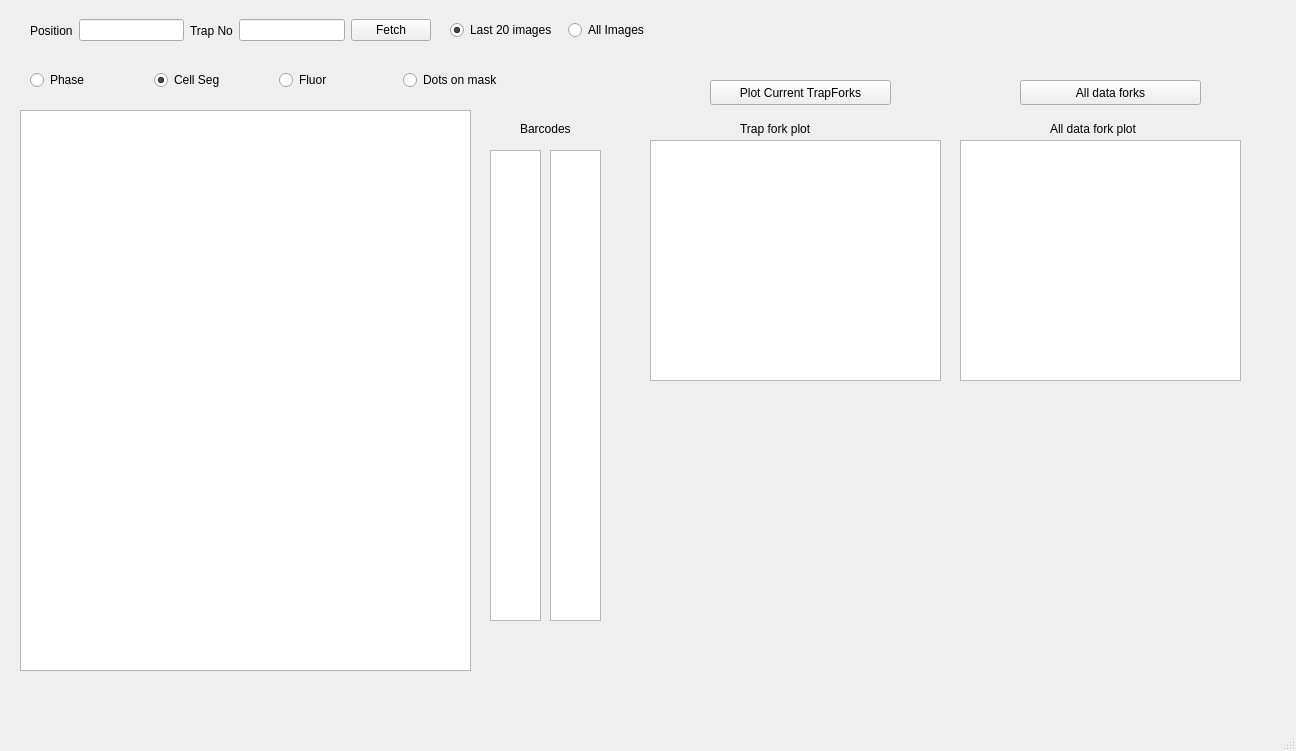
First picture: the form in rtclient/ui/qt_ui_files/tweezer.ui, repository karempudi/rtclient, before the edit.
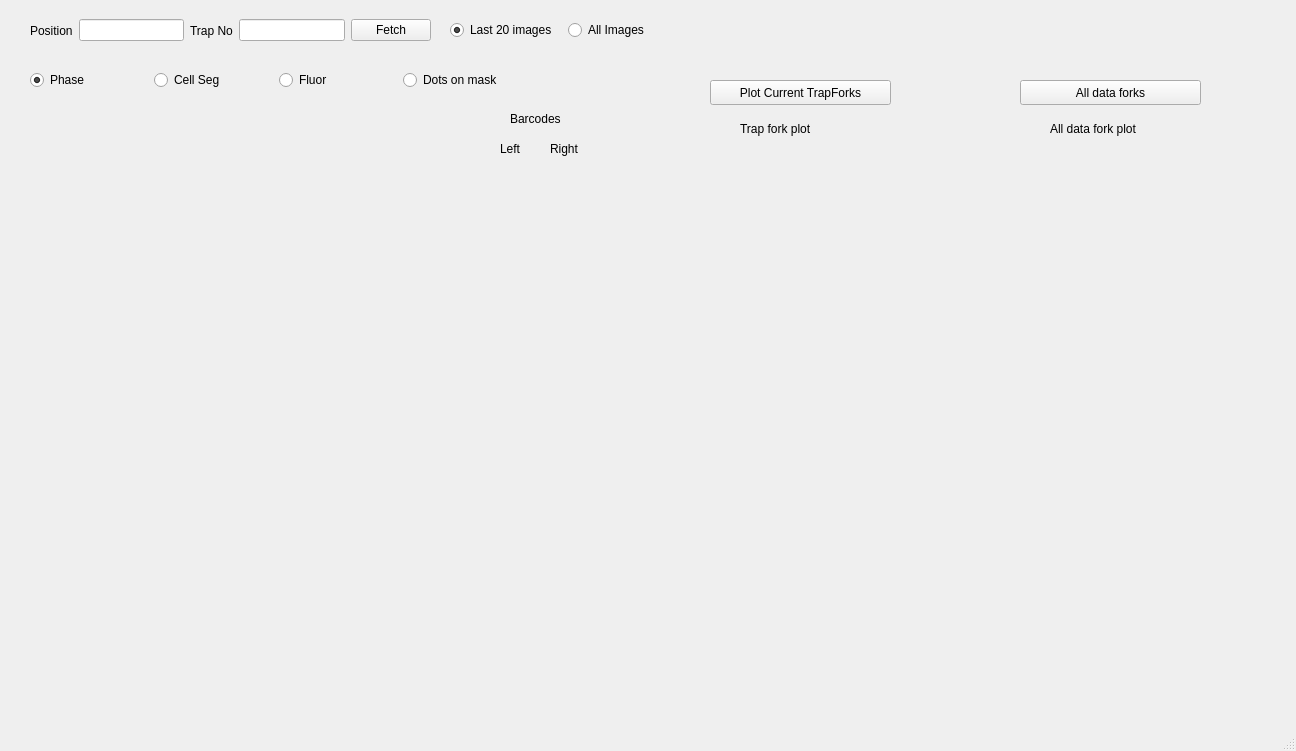
Second picture: the form after the edit. Custom widgets are drawn as their Qt base class.

Commit message: Made tweaks to the UI, but plotting functions are not hooked yet and need tweaks

What changed in the file:
```diff
--- a/rtclient/ui/qt_ui_files/tweezer.ui
+++ b/rtclient/ui/qt_ui_files/tweezer.ui
@@ -30,26 +30,6 @@
      <string>Plot Current TrapForks</string>
     </property>
    </widget>
-   <widget class="ImageView" name="image_plot">
-    <property name="geometry">
-     <rect>
-      <x>20</x>
-      <y>110</y>
-      <width>451</width>
-      <height>561</height>
-     </rect>
-    </property>
-   </widget>
-   <widget class="ImageView" name="fork_plots_trap">
-    <property name="geometry">
-     <rect>
-      <x>650</x>
-      <y>140</y>
-      <width>291</width>
-      <height>241</height>
-     </rect>
-    </property>
-   </widget>
    <widget class="QWidget" name="horizontalLayoutWidget">
     <property name="geometry">
      <rect>
@@ -105,7 +85,7 @@
         <string>Phase</string>
        </property>
        <property name="checked">
-        <bool>false</bool>
+        <bool>true</bool>
        </property>
       </widget>
      </item>
@@ -115,7 +95,7 @@
         <string>Cell Seg</string>
        </property>
        <property name="checked">
-        <bool>true</bool>
+        <bool>false</bool>
        </property>
       </widget>
      </item>
@@ -164,26 +144,6 @@
      </item>
     </layout>
    </widget>
-   <widget class="ImageView" name="barcode_plot_1">
-    <property name="geometry">
-     <rect>
-      <x>490</x>
-      <y>150</y>
-      <width>51</width>
-      <height>471</height>
-     </rect>
-    </property>
-   </widget>
-   <widget class="ImageView" name="barcode_plot_2">
-    <property name="geometry">
-     <rect>
-      <x>550</x>
-      <y>150</y>
-      <width>51</width>
-      <height>471</height>
-     </rect>
-    </property>
-   </widget>
    <widget class="QLabel" name="fork_label">
     <property name="geometry">
      <rect>
@@ -200,8 +160,8 @@
    <widget class="QLabel" name="barcodes_label">
     <property name="geometry">
      <rect>
-      <x>520</x>
-      <y>120</y>
+      <x>510</x>
+      <y>110</y>
       <width>67</width>
       <height>17</height>
      </rect>
@@ -223,16 +183,6 @@
      <string>All data forks</string>
     </property>
    </widget>
-   <widget class="ImageView" name="fork_plots_all">
-    <property name="geometry">
-     <rect>
-      <x>960</x>
-      <y>140</y>
-      <width>281</width>
-      <height>241</height>
-     </rect>
-    </property>
-   </widget>
    <widget class="QLabel" name="fork_label_2">
     <property name="geometry">
      <rect>
@@ -246,6 +196,87 @@
      <string>All data fork plot</string>
     </property>
    </widget>
+   <widget class="QWidget" name="verticalLayoutWidget">
+    <property name="geometry">
+     <rect>
+      <x>640</x>
+      <y>160</y>
+      <width>301</width>
+      <height>261</height>
+     </rect>
+    </property>
+    <layout class="QVBoxLayout" name="single_trap_fork_layout"/>
+   </widget>
+   <widget class="QWidget" name="verticalLayoutWidget_2">
+    <property name="geometry">
+     <rect>
+      <x>970</x>
+      <y>160</y>
+      <width>301</width>
+      <height>261</height>
+     </rect>
+    </property>
+    <layout class="QVBoxLayout" name="all_data_fork_layout"/>
+   </widget>
+   <widget class="QWidget" name="verticalLayoutWidget_3">
+    <property name="geometry">
+     <rect>
+      <x>30</x>
+      <y>130</y>
+      <width>421</width>
+      <height>541</height>
+     </rect>
+    </property>
+    <layout class="QVBoxLayout" name="image_layout"/>
+   </widget>
+   <widget class="QWidget" name="verticalLayoutWidget_4">
+    <property name="geometry">
+     <rect>
+      <x>490</x>
+      <y>170</y>
+      <width>41</width>
+      <height>411</height>
+     </rect>
+    </property>
+    <layout class="QVBoxLayout" name="barcode_left_layout"/>
+   </widget>
+   <widget class="QWidget" name="verticalLayoutWidget_5">
+    <property name="geometry">
+     <rect>
+      <x>550</x>
+      <y>170</y>
+      <width>41</width>
+      <height>411</height>
+     </rect>
+    </property>
+    <layout class="QVBoxLayout" name="barcode_right_layout"/>
+   </widget>
+   <widget class="QLabel" name="label">
+    <property name="geometry">
+     <rect>
+      <x>500</x>
+      <y>140</y>
+      <width>31</width>
+      <height>17</height>
+     </rect>
+    </property>
+    <property name="text">
+     <string>Left</string>
+    </property>
+   </widget>
+   <widget class="QLabel" name="label_2">
+    <property name="geometry">
+     <rect>
+      <x>550</x>
+      <y>140</y>
+      <width>41</width>
+      <height>17</height>
+     </rect>
+    </property>
+    <property name="text">
+     <string>Right</string>
+    </property>
+   </widget>
   </widget>
   <widget class="QMenuBar" name="menubar">
    <property name="geometry">
@@ -259,13 +290,6 @@
   </widget>
   <widget class="QStatusBar" name="statusbar"/>
  </widget>
- <customwidgets>
-  <customwidget>
-   <class>ImageView</class>
-   <extends>QGraphicsView</extends>
-   <header location="global">pyqtgraph</header>
-  </customwidget>
- </customwidgets>
  <resources/>
  <connections/>
 </ui>
```
The commit also changes 3 other files.
